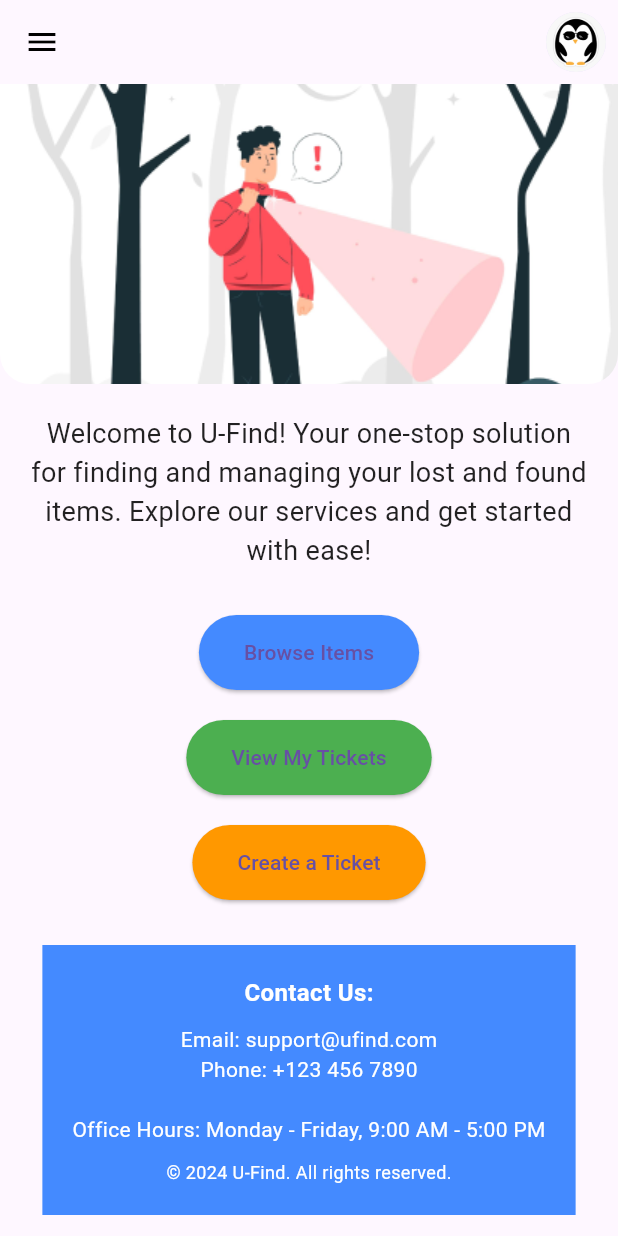
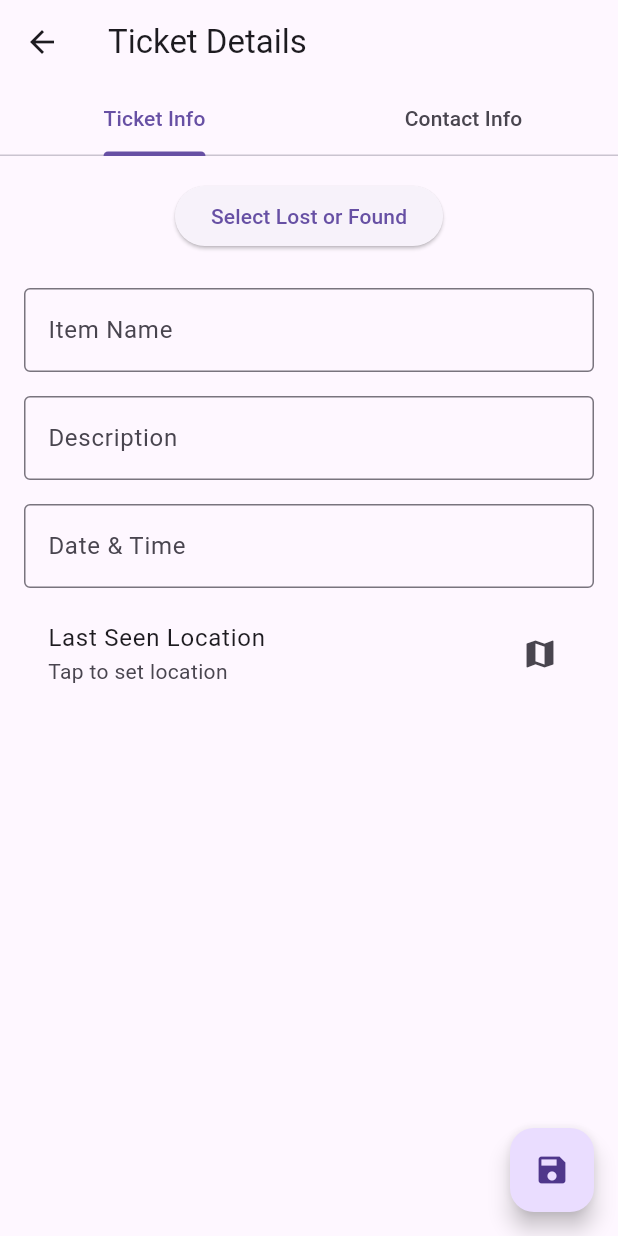
Before and after one commit to archcos/ufind, a Flutter app: the HomePage screen opened by its route, in the side drawer, after a tap on "Create Listing", on a phone screen of 412 x 824 dp. Run offline on Flutter 3.47's test engine with Material 3 defaults, Android fonts, the phone set to English and light mode, and no system bars; our stand-ins replace cloud_firestore, firebase_auth, firebase_core, flutter_map, latlong2, shared_preferences; accounts and stored records are empty.

Commit message:
Create Ticket

```diff
--- /dev/null
+++ b/lib/display/browse-items.dart
@@ -0,0 +1,81 @@
+import 'package:flutter/material.dart';
+import 'package:cloud_firestore/cloud_firestore.dart';
+import 'item-details.dart';
+
+class Ticket {
+  final String itemName;
+  final String description;
+  final String dateTime;
+  final String contactName;
+  final String contactNumber;
+  final String email;
+  final String lastSeenLocation;
+
+  Ticket({
+    required this.itemName,
+    required this.description,
+    required this.dateTime,
+    required this.contactName,
+    required this.contactNumber,
+    required this.email,
+    required this.lastSeenLocation,
+  });
+
+  // Factory method to convert Firestore document to Ticket object
+  factory Ticket.fromDocument(DocumentSnapshot doc) {
+    return Ticket(
+      itemName: doc['itemName'] ?? '',
+      description: doc['description'] ?? '',
+      dateTime: doc['dateTime'] ?? '',
+      contactName: doc['contactName'] ?? '',
+      contactNumber: doc['contactNumber'] ?? '',
+      email: doc['email'] ?? '',
+      lastSeenLocation: doc['lastSeenLocation'] ?? '',
+    );
+  }
+}
+
+
+class ItemsListPage extends StatelessWidget {
+  @override
+  Widget build(BuildContext context) {
+    return Scaffold(
+      appBar: AppBar(
+        title: Text("Ticket List"),
+      ),
+      body: StreamBuilder<QuerySnapshot>(
+        stream: FirebaseFirestore.instance.collection('tickets').snapshots(),
+        builder: (context, snapshot) {
+          // Handle loading state
+          if (!snapshot.hasData) {
+            return Center(child: CircularProgressIndicator());
+          }
+
+          // Extract data from snapshot
+          final tickets = snapshot.data!.docs.map((doc) => Ticket.fromDocument(doc)).toList();
+
+          // Create a list view of tickets
+          return ListView.builder(
+            itemCount: tickets.length,
+            itemBuilder: (context, index) {
+              final ticket = tickets[index];
+              return ListTile(
+                title: Text(ticket.itemName),
+                subtitle: Text(ticket.description),
+                onTap: () {
+                  // Navigate to the ticket details page
+                  Navigator.push(
+                    context,
+                    MaterialPageRoute(
+                      builder: (context) => ItemDetailsPage(ticket: ticket),
+                    ),
+                  );
+                },
+              );
+            },
+          );
+        },
+      ),
+    );
+  }
+}
--- /dev/null
+++ b/lib/display/create-ticket.dart
@@ -0,0 +1,305 @@
+import 'package:flutter/material.dart';
+import 'package:cloud_firestore/cloud_firestore.dart';
+import 'package:flutter_map/flutter_map.dart';
+import 'package:latlong2/latlong.dart';
+import 'package:intl/intl.dart';  // Import for DateFormat
+import 'package:shared_preferences/shared_preferences.dart';
+
+class TicketDetailsPage extends StatefulWidget {
+  @override
+  State<TicketDetailsPage> createState() => _TicketDetailsPageState();
+}
+
+class _TicketDetailsPageState extends State<TicketDetailsPage> with SingleTickerProviderStateMixin {
+  late TabController _tabController;
+
+  // Form fields
+  final TextEditingController _itemNameController = TextEditingController();
+  final TextEditingController _descriptionController = TextEditingController();
+  final TextEditingController _dateTimeController = TextEditingController();
+  final TextEditingController _contactNameController = TextEditingController();
+  final TextEditingController _contactNumberController = TextEditingController();
+  final TextEditingController _emailController = TextEditingController();
+  String _lastSeenLocation = "Tap to set location";
+  LatLng? _selectedLocation;
+
+  String _itemType = ''; // 'Lost' or 'Found'
+
+  @override
+  void initState() {
+    super.initState();
+    _tabController = TabController(length: 2, vsync: this);
+  }
+
+  // Function to show the item type selection dialog
+  void _showItemTypeDialog() async {
+    showDialog(
+      context: context,
+      builder: (context) => AlertDialog(
+        title: Text('Select Item Type'),
+        content: Column(
+          mainAxisSize: MainAxisSize.min,
+          children: [
+            ListTile(
+              title: Text('Lost'),
+              onTap: () {
+                setState(() {
+                  _itemType = 'Lost';
+                });
+                Navigator.pop(context);
+              },
+            ),
+            ListTile(
+              title: Text('Found'),
+              onTap: () {
+                setState(() {
+                  _itemType = 'Found';
+                });
+                Navigator.pop(context);
+              },
+            ),
+          ],
+        ),
+      ),
+    );
+  }
+
+  // Function to validate and save data to Firebase
+  void _saveToFirebase() async {
+    SharedPreferences prefs = await SharedPreferences.getInstance();
+    String? schoolId = prefs.getString('user_school_id'); // Retrieve the school ID
+
+    if (schoolId == null) {
+      // Handle case where the school ID is not found
+      ScaffoldMessenger.of(context).showSnackBar(
+        SnackBar(content: Text('School ID not found. Please log in again.')),
+      );
+      return;
+    }
+    if (_itemNameController.text.isEmpty ||
+        _descriptionController.text.isEmpty ||
+        _dateTimeController.text.isEmpty ||
+        _contactNameController.text.isEmpty ||
+        _contactNumberController.text.isEmpty ||
+        _emailController.text.isEmpty ||
+        _itemType.isEmpty) {
+      ScaffoldMessenger.of(context).showSnackBar(SnackBar(
+        content: Text('Please fill out all fields!'),
+        backgroundColor: Colors.red,
+      ));
+      return;
+    }
+
+    FirebaseFirestore.instance.collection('tickets').add({
+      'itemType': _itemType,
+      'itemName': _itemNameController.text,
+      'description': _descriptionController.text,
+      'dateTime': _dateTimeController.text,
+      'contactName': _contactNameController.text,
+      'contactNumber': _contactNumberController.text,
+      'email': _emailController.text,
+      'lastSeenLocation': _lastSeenLocation,
+      'schoolId': schoolId,  // Add school ID to the ticket
+      'status': 'Pending',
+    });
+
+    ScaffoldMessenger.of(context).showSnackBar(
+      SnackBar(content: Text('Ticket Saved Successfully!')),
+    );
+  }
+
+  // Function to open DatePicker
+  Future<void> _pickDateTime() async {
+    DateTime initialDate = DateTime.now();
+    DateTime pickedDate = (await showDatePicker(
+      context: context,
+      initialDate: initialDate,
+      firstDate: DateTime(2000),
+      lastDate: DateTime(2101),
+    )) ??
+        initialDate;
+
+    TimeOfDay pickedTime = (await showTimePicker(
+      context: context,
+      initialTime: TimeOfDay.fromDateTime(initialDate),
+    )) ??
+        TimeOfDay.fromDateTime(initialDate);
+
+    setState(() {
+      _dateTimeController.text = DateFormat('yyyy-MM-dd HH:mm').format(
+        DateTime(pickedDate.year, pickedDate.month, pickedDate.day,
+            pickedTime.hour, pickedTime.minute),
+      );
+    });
+  }
+
+  Future<void> _pickLocation() async {
+    final result = await Navigator.push(
+      context,
+      MaterialPageRoute(
+        builder: (context) => MapPickerScreen(
+          initialPosition: LatLng(8.485738, 124.657011),
+        ),
+      ),
+    );
+
+    if (result != null && result is LatLng) {
+      setState(() {
+        _selectedLocation = result;
+        _lastSeenLocation = '(${result.latitude}, ${result.longitude})';
+      });
+    }
+  }
+
+  @override
+  Widget build(BuildContext context) {
+    return Scaffold(
+      appBar: AppBar(
+        title: Text("Ticket Details"),
+        bottom: TabBar(
+          controller: _tabController,
+          tabs: [
+            Tab(text: "Ticket Info"),
+            Tab(text: "Contact Info"),
+          ],
+        ),
+      ),
+      body: Column(
+        children: [
+          // Initial popup dialog for item type
+          if (_itemType.isEmpty)
+            Padding(
+              padding: const EdgeInsets.only(top: 16.0),
+              child: ElevatedButton(
+                onPressed: _showItemTypeDialog,
+                child: Text('Select Lost or Found'),
+              ),
+            ),
+          Expanded(
+            child: TabBarView(
+              controller: _tabController,
+              children: [
+                _buildTicketInfoTab(),
+                _buildContactInfoTab(),
+              ],
+            ),
+          ),
+        ],
+      ),
+      floatingActionButton: FloatingActionButton(
+        onPressed: _saveToFirebase,
+        child: Icon(Icons.save),
+      ),
+    );
+  }
+
+  Widget _buildTicketInfoTab() {
+    return Padding(
+      padding: const EdgeInsets.all(16.0),
+      child: ListView(
+        children: [
+          _buildTextField("Item Name", _itemNameController),
+          _buildTextField("Description", _descriptionController),
+          GestureDetector(
+            onTap: _pickDateTime,
+            child: AbsorbPointer(
+              child: _buildTextField("Date & Time", _dateTimeController),
+            ),
+          ),
+          ListTile(
+            title: Text("Last Seen Location"),
+            subtitle: Text(_lastSeenLocation),
+            trailing: Icon(Icons.map),
+            onTap: _pickLocation,
+          ),
+        ],
+      ),
+    );
+  }
+
+  Widget _buildContactInfoTab() {
+    return Padding(
+      padding: const EdgeInsets.all(16.0),
+      child: ListView(
+        children: [
+          _buildTextField("Full Name", _contactNameController),
+          _buildTextField("Contact Number", _contactNumberController),
+          _buildTextField("Email", _emailController),
+        ],
+      ),
+    );
+  }
+
+  Widget _buildTextField(String label, TextEditingController controller) {
+    return Padding(
+      padding: const EdgeInsets.symmetric(vertical: 8.0),
+      child: TextField(
+        controller: controller,
+        decoration: InputDecoration(
+          labelText: label,
+          border: OutlineInputBorder(),
+        ),
+      ),
+    );
+  }
+}
+
+class MapPickerScreen extends StatefulWidget {
+  final LatLng initialPosition;
+  const MapPickerScreen({required this.initialPosition});
+
+  @override
+  State<MapPickerScreen> createState() => _MapPickerScreenState();
+}
+
+class _MapPickerScreenState extends State<MapPickerScreen> {
+  late LatLng selectedLocation;
+
+  @override
+  void initState() {
+    super.initState();
+    selectedLocation = widget.initialPosition;
+  }
+
+  @override
+  Widget build(BuildContext context) {
+    return Scaffold(
+      appBar: AppBar(title: Text("Pick Location")),
+      body: FlutterMap(
+        options: MapOptions(
+          initialCenter: widget.initialPosition, // Update 'center' to 'initialCenter'
+          initialZoom: 18.0,
+          onTap: (tapPosition, latLng) {
+            setState(() {
+              selectedLocation = latLng;
+            });
+          },
+        ),
+        children: [
+          TileLayer(
+            urlTemplate: "https://{s}.tile.openstreetmap.org/{z}/{x}/{y}.png",
+            subdomains: ['a', 'b', 'c'],
+          ),
+          MarkerLayer(
+            markers: [
+              Marker(
+                point: selectedLocation,
+                width: 40,
+                height: 40,
+                child: Icon(
+                  Icons.location_pin,
+                  size: 40,
+                  color: Colors.red,
+                ),
+              ),
+            ],
+          ),
+        ],
+      ),
+      floatingActionButton: FloatingActionButton(
+        onPressed: () => Navigator.pop(context, selectedLocation),
+        child: Icon(Icons.check),
+      ),
+    );
+  }
+}
--- a/lib/display/home-page.dart
+++ b/lib/display/home-page.dart
@@ -112,14 +112,14 @@ class HomePage extends StatelessWidget {
                   leading: const Icon(Icons.add_box),
                   title: const Text('Create Listing'),
                   onTap: () {
-                    Navigator.pushNamed(context, '/homepage');
+                    Navigator.pushNamed(context, '/create-ticket');
                   },
                 ),
                 ListTile(
                   leading: const Icon(Icons.search),
                   title: const Text('Browse Item'),
                   onTap: () {
-                    Navigator.pushNamed(context, '/homepage');
+                    Navigator.pushNamed(context, '/browse-items');
                   },
                 ),
                 ListTile(
--- /dev/null
+++ b/lib/display/item-details.dart
@@ -0,0 +1,38 @@
+import 'package:flutter/material.dart';
+import 'browse-items.dart';
+
+class ItemDetailsPage extends StatelessWidget {
+  final Ticket ticket;
+
+  ItemDetailsPage({required this.ticket});
+
+  @override
+  Widget build(BuildContext context) {
+    return Scaffold(
+      appBar: AppBar(
+        title: Text(ticket.itemName),
+      ),
+      body: Padding(
+        padding: const EdgeInsets.all(16.0),
+        child: Column(
+          crossAxisAlignment: CrossAxisAlignment.start,
+          children: [
+            Text('Item Name: ${ticket.itemName}', style: TextStyle(fontSize: 20, fontWeight: FontWeight.bold)),
+            SizedBox(height: 10),
+            Text('Description: ${ticket.description}'),
+            SizedBox(height: 10),
+            Text('Date & Time: ${ticket.dateTime}'),
+            SizedBox(height: 10),
+            Text('Contact Name: ${ticket.contactName}'),
+            SizedBox(height: 10),
+            Text('Contact Number: ${ticket.contactNumber}'),
+            SizedBox(height: 10),
+            Text('Email: ${ticket.email}'),
+            SizedBox(height: 10),
+            Text('Last Seen Location: ${ticket.lastSeenLocation}'),
+          ],
+        ),
+      ),
+    );
+  }
+}
--- a/lib/display/signin-page.dart
+++ b/lib/display/signin-page.dart
@@ -68,7 +68,7 @@ class _SigninPageState extends State<SigninPage> {
         padding: const EdgeInsets.symmetric(horizontal: 20),
         decoration: const BoxDecoration(
           gradient: LinearGradient(
-            colors: [Colors.greenAccent, Colors.blueAccent],
+            colors: [Colors.red, Colors.blue, Colors.yellow],
             begin: Alignment.topCenter,
             end: Alignment.bottomCenter,
           ),
--- a/lib/main.dart
+++ b/lib/main.dart
@@ -2,6 +2,8 @@ import 'package:flutter/material.dart';
 import 'package:firebase_core/firebase_core.dart';
 import 'package:shared_preferences/shared_preferences.dart';
 import 'package:untitled/display/about-us.dart';
+import 'package:untitled/display/browse-items.dart';
+import 'package:untitled/display/create-ticket.dart';
 import 'display/contact-us.dart';
 import 'display/home-page.dart';
 import 'display/landing-page.dart';
@@ -38,6 +40,8 @@ class MyApp extends StatelessWidget {
         '/profile': (context) => ProfilePage(),
         '/about-us': (context) => AboutUsPage(),
         '/contact-us': (context) =>  ContactUsPage(), // Add this line
+        '/create-ticket': (context) =>  TicketDetailsPage(), // Add this line
+        '/browse-items': (context) =>  ItemsListPage(), // Add this line
 
       },
     );
--- a/pubspec.yaml
+++ b/pubspec.yaml
@@ -46,6 +46,9 @@ dev_dependencies:
   firebase_auth: ^5.3.3
   cloud_firestore: ^5.5.0
   url_launcher: ^6.3.1
+  flutter_map: ^7.0.2
+  latlong2: ^0.9.1
+  intl: ^0.20.1
 #  firebase_storage: ^12.3.6 # Optional, for file storage
 #  firebase_app_check: ^0.3.1+6 # Add this line for Firebase App Check
 
```
Also changed, not shown: pubspec.lock, 2 other files.
